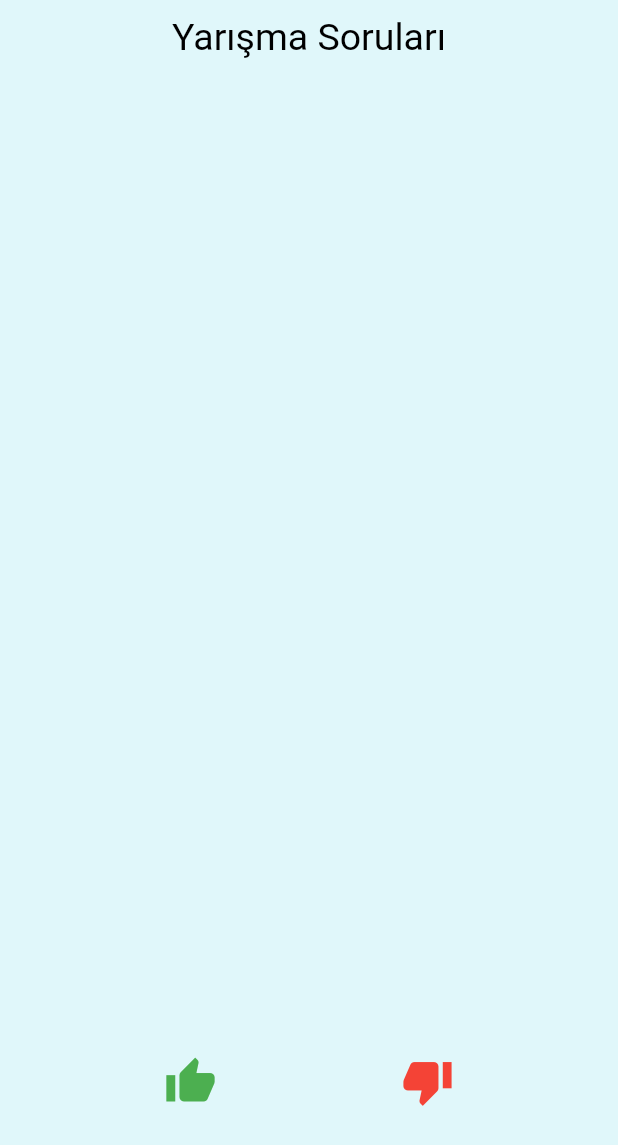
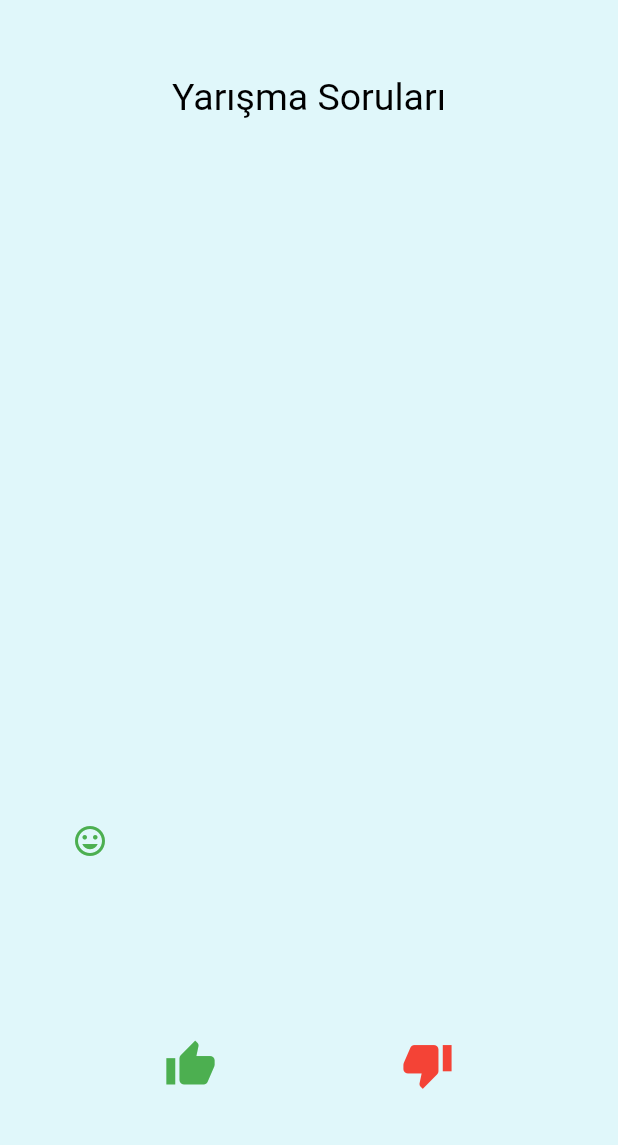
Before and after one commit to EmranDenizz/quizshow, a Flutter app: the screen it shows after launch, after a tap on the "thumb up" icon, on a phone screen of 412 x 824 dp. Shown: the top 1145 px of the screen. Run offline on Flutter 3.47's test engine with Material 2 defaults, Android fonts, the phone set to English and light mode, and no system bars.

Commit message:
constants folder added.

```diff
--- /dev/null
+++ b/lib/constants.dart
@@ -0,0 +1,4 @@
+import 'package:flutter/material.dart';
+
+const Icon kYanlisIconu = Icon(Icons.mood_bad, color: Colors.red);
+const Icon kDogruIconu = Icon(Icons.mood, color: Colors.green);
--- a/lib/main.dart
+++ b/lib/main.dart
@@ -1,4 +1,5 @@
 import 'package:flutter/material.dart';
+import 'package:quizshow/constants.dart';
 
 void main() {
   runApp(QuizShow());
@@ -15,7 +16,7 @@ class QuizShow extends StatelessWidget {
         backgroundColor: Color(0xffE0F7FA),
         body: SafeArea(
           child: Padding(
-            padding: EdgeInsets.symmetric(horizontal: 40),
+            padding: EdgeInsets.symmetric(horizontal: 40, vertical: 40),
             child: QuestionPage(),
           ),
         ),
@@ -32,6 +33,8 @@ class QuestionPage extends StatefulWidget {
 }
 
 class _QuestionPageState extends State<QuestionPage> {
+  List<Widget> secimler = [];
+
   @override
   Widget build(BuildContext context) {
     return Column(
@@ -57,6 +60,15 @@ class _QuestionPageState extends State<QuestionPage> {
           child: Padding(
             padding: EdgeInsets.symmetric(horizontal: 8),
             child: Row(
+              children: secimler,
+            ),
+          ),
+        ),
+        Expanded(
+          flex: 1,
+          child: Padding(
+            padding: EdgeInsets.symmetric(horizontal: 8),
+            child: Row(
               children: <Widget>[
                 Expanded(
                   child: Padding(
@@ -70,7 +82,11 @@ class _QuestionPageState extends State<QuestionPage> {
                           size: 35,
                         ),
                       ),
-                      onPressed: () {},
+                      onPressed: () {
+                        setState(() {
+                          secimler.add(kDogruIconu);
+                        });
+                      },
                     ),
                   ),
                 ),
@@ -86,7 +102,11 @@ class _QuestionPageState extends State<QuestionPage> {
                           color: Colors.red,
                         ),
                       ),
-                      onPressed: () {},
+                      onPressed: () {
+                        setState(() {
+                          secimler.add(kYanlisIconu);
+                        });
+                      },
                     ),
                   ),
                 )
```
